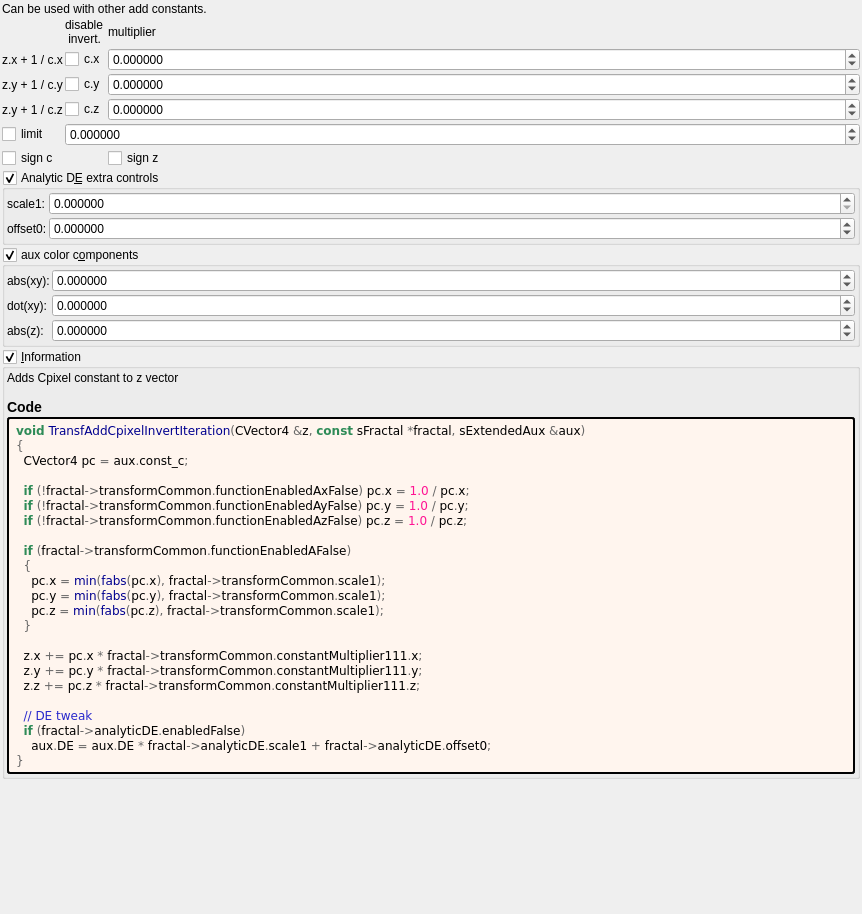
First picture: the form in mandelbulber2/formula/ui/transf_add_cpixel_invert.ui, repository buddhi1980/mandelbulber2, before the edit.
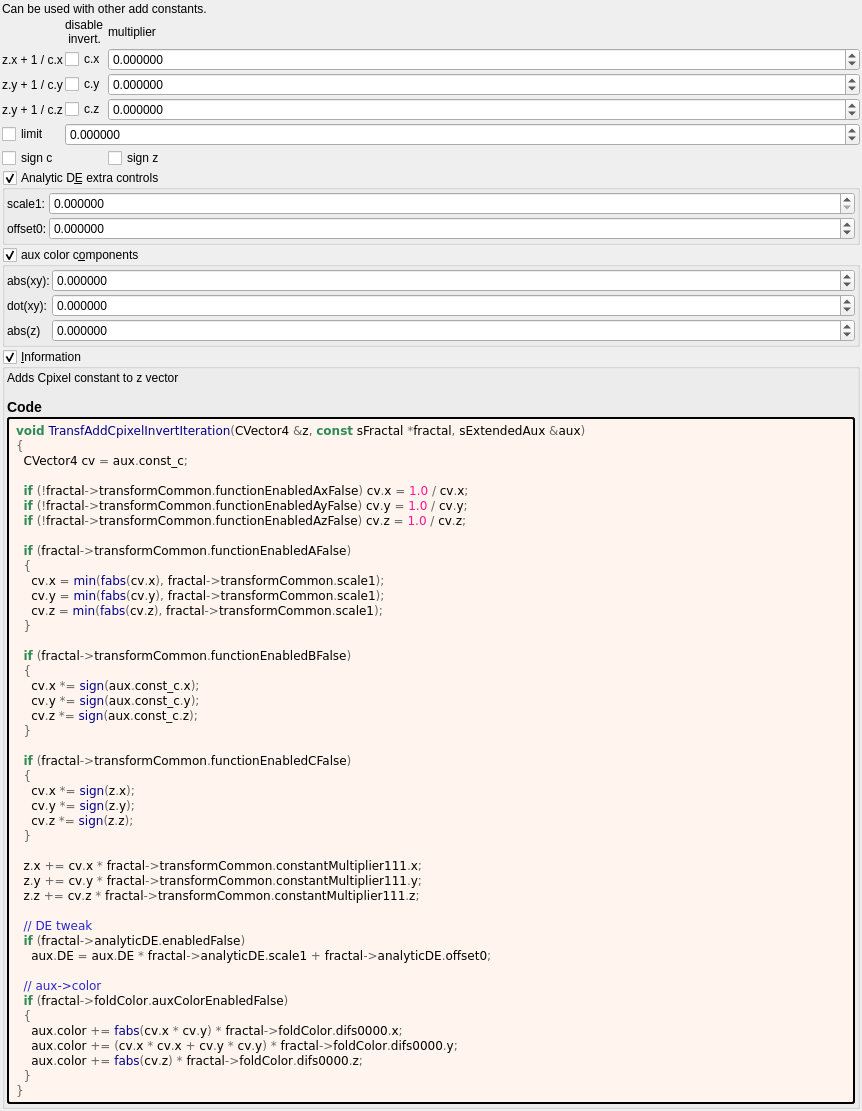
Second picture: the form after the edit. Custom widgets are drawn as their Qt base class.

```diff
--- a/mandelbulber2/formula/ui/transf_add_cpixel_invert.ui
+++ b/mandelbulber2/formula/ui/transf_add_cpixel_invert.ui
@@ -467,7 +467,7 @@
         <item row="3" column="0">
          <widget class="QLabel" name="label_56">
           <property name="text">
-           <string>abs(z):</string>
+           <string notr="true">abs(z)</string>
           </property>
          </widget>
         </item>
@@ -530,26 +530,48 @@
          <string notr="true">&lt;body style=&quot;background-color:#fff5ee&quot;&gt;
 &lt;pre style=&quot;color:#000000; background-color:#fff5ee;  font-family:'Courier New',monospace;&quot;&gt;&lt;span style=&quot;color:#2e8b57; font-weight:bold&quot;&gt;void&lt;/span&gt; &lt;span style=&quot;color:#00008f&quot;&gt;TransfAddCpixelInvertIteration&lt;/span&gt;&lt;span style=&quot;color:#676767&quot;&gt;(&lt;/span&gt;CVector4 &lt;span style=&quot;color:#676767&quot;&gt;&amp;amp;&lt;/span&gt;z&lt;span style=&quot;color:#676767&quot;&gt;,&lt;/span&gt; &lt;span style=&quot;color:#2e8b57; font-weight:bold&quot;&gt;const&lt;/span&gt; sFractal &lt;span style=&quot;color:#676767&quot;&gt;*&lt;/span&gt;fractal&lt;span style=&quot;color:#676767&quot;&gt;,&lt;/span&gt; sExtendedAux &lt;span style=&quot;color:#676767&quot;&gt;&amp;amp;&lt;/span&gt;aux&lt;span style=&quot;color:#676767&quot;&gt;)&lt;/span&gt;
 &lt;span style=&quot;color:#676767&quot;&gt;{&lt;/span&gt;
-  CVector4 pc &lt;span style=&quot;color:#676767&quot;&gt;=&lt;/span&gt; aux&lt;span style=&quot;color:#676767&quot;&gt;.&lt;/span&gt;const_c&lt;span style=&quot;color:#676767&quot;&gt;;&lt;/span&gt;
+  CVector4 cv &lt;span style=&quot;color:#676767&quot;&gt;=&lt;/span&gt; aux&lt;span style=&quot;color:#676767&quot;&gt;.&lt;/span&gt;const_c&lt;span style=&quot;color:#676767&quot;&gt;;&lt;/span&gt;
 
-  &lt;span style=&quot;color:#2e8b57; font-weight:bold&quot;&gt;if&lt;/span&gt; &lt;span style=&quot;color:#676767&quot;&gt;(!&lt;/span&gt;fractal&lt;span style=&quot;color:#676767&quot;&gt;-&amp;gt;&lt;/span&gt;transformCommon&lt;span style=&quot;color:#676767&quot;&gt;.&lt;/span&gt;functionEnabledAxFalse&lt;span style=&quot;color:#676767&quot;&gt;)&lt;/span&gt; pc&lt;span style=&quot;color:#676767&quot;&gt;.&lt;/span&gt;x &lt;span style=&quot;color:#676767&quot;&gt;=&lt;/span&gt; &lt;span style=&quot;color:#ff1493&quot;&gt;1.0&lt;/span&gt; &lt;span style=&quot;color:#676767&quot;&gt;/&lt;/span&gt; pc&lt;span style=&quot;color:#676767&quot;&gt;.&lt;/span&gt;x&lt;span style=&quot;color:#676767&quot;&gt;;&lt;/span&gt;
-  &lt;span style=&quot;color:#2e8b57; font-weight:bold&quot;&gt;if&lt;/span&gt; &lt;span style=&quot;color:#676767&quot;&gt;(!&lt;/span&gt;fractal&lt;span style=&quot;color:#676767&quot;&gt;-&amp;gt;&lt;/span&gt;transformCommon&lt;span style=&quot;color:#676767&quot;&gt;.&lt;/span&gt;functionEnabledAyFalse&lt;span style=&quot;color:#676767&quot;&gt;)&lt;/span&gt; pc&lt;span style=&quot;color:#676767&quot;&gt;.&lt;/span&gt;y &lt;span style=&quot;color:#676767&quot;&gt;=&lt;/span&gt; &lt;span style=&quot;color:#ff1493&quot;&gt;1.0&lt;/span&gt; &lt;span style=&quot;color:#676767&quot;&gt;/&lt;/span&gt; pc&lt;span style=&quot;color:#676767&quot;&gt;.&lt;/span&gt;y&lt;span style=&quot;color:#676767&quot;&gt;;&lt;/span&gt;
-  &lt;span style=&quot;color:#2e8b57; font-weight:bold&quot;&gt;if&lt;/span&gt; &lt;span style=&quot;color:#676767&quot;&gt;(!&lt;/span&gt;fractal&lt;span style=&quot;color:#676767&quot;&gt;-&amp;gt;&lt;/span&gt;transformCommon&lt;span style=&quot;color:#676767&quot;&gt;.&lt;/span&gt;functionEnabledAzFalse&lt;span style=&quot;color:#676767&quot;&gt;)&lt;/span&gt; pc&lt;span style=&quot;color:#676767&quot;&gt;.&lt;/span&gt;z &lt;span style=&quot;color:#676767&quot;&gt;=&lt;/span&gt; &lt;span style=&quot;color:#ff1493&quot;&gt;1.0&lt;/span&gt; &lt;span style=&quot;color:#676767&quot;&gt;/&lt;/span&gt; pc&lt;span style=&quot;color:#676767&quot;&gt;.&lt;/span&gt;z&lt;span style=&quot;color:#676767&quot;&gt;;&lt;/span&gt;
+  &lt;span style=&quot;color:#2e8b57; font-weight:bold&quot;&gt;if&lt;/span&gt; &lt;span style=&quot;color:#676767&quot;&gt;(!&lt;/span&gt;fractal&lt;span style=&quot;color:#676767&quot;&gt;-&amp;gt;&lt;/span&gt;transformCommon&lt;span style=&quot;color:#676767&quot;&gt;.&lt;/span&gt;functionEnabledAxFalse&lt;span style=&quot;color:#676767&quot;&gt;)&lt;/span&gt; cv&lt;span style=&quot;color:#676767&quot;&gt;.&lt;/span&gt;x &lt;span style=&quot;color:#676767&quot;&gt;=&lt;/span&gt; &lt;span style=&quot;color:#ff1493&quot;&gt;1.0&lt;/span&gt; &lt;span style=&quot;color:#676767&quot;&gt;/&lt;/span&gt; cv&lt;span style=&quot;color:#676767&quot;&gt;.&lt;/span&gt;x&lt;span style=&quot;color:#676767&quot;&gt;;&lt;/span&gt;
+  &lt;span style=&quot;color:#2e8b57; font-weight:bold&quot;&gt;if&lt;/span&gt; &lt;span style=&quot;color:#676767&quot;&gt;(!&lt;/span&gt;fractal&lt;span style=&quot;color:#676767&quot;&gt;-&amp;gt;&lt;/span&gt;transformCommon&lt;span style=&quot;color:#676767&quot;&gt;.&lt;/span&gt;functionEnabledAyFalse&lt;span style=&quot;color:#676767&quot;&gt;)&lt;/span&gt; cv&lt;span style=&quot;color:#676767&quot;&gt;.&lt;/span&gt;y &lt;span style=&quot;color:#676767&quot;&gt;=&lt;/span&gt; &lt;span style=&quot;color:#ff1493&quot;&gt;1.0&lt;/span&gt; &lt;span style=&quot;color:#676767&quot;&gt;/&lt;/span&gt; cv&lt;span style=&quot;color:#676767&quot;&gt;.&lt;/span&gt;y&lt;span style=&quot;color:#676767&quot;&gt;;&lt;/span&gt;
+  &lt;span style=&quot;color:#2e8b57; font-weight:bold&quot;&gt;if&lt;/span&gt; &lt;span style=&quot;color:#676767&quot;&gt;(!&lt;/span&gt;fractal&lt;span style=&quot;color:#676767&quot;&gt;-&amp;gt;&lt;/span&gt;transformCommon&lt;span style=&quot;color:#676767&quot;&gt;.&lt;/span&gt;functionEnabledAzFalse&lt;span style=&quot;color:#676767&quot;&gt;)&lt;/span&gt; cv&lt;span style=&quot;color:#676767&quot;&gt;.&lt;/span&gt;z &lt;span style=&quot;color:#676767&quot;&gt;=&lt;/span&gt; &lt;span style=&quot;color:#ff1493&quot;&gt;1.0&lt;/span&gt; &lt;span style=&quot;color:#676767&quot;&gt;/&lt;/span&gt; cv&lt;span style=&quot;color:#676767&quot;&gt;.&lt;/span&gt;z&lt;span style=&quot;color:#676767&quot;&gt;;&lt;/span&gt;
 
   &lt;span style=&quot;color:#2e8b57; font-weight:bold&quot;&gt;if&lt;/span&gt; &lt;span style=&quot;color:#676767&quot;&gt;(&lt;/span&gt;fractal&lt;span style=&quot;color:#676767&quot;&gt;-&amp;gt;&lt;/span&gt;transformCommon&lt;span style=&quot;color:#676767&quot;&gt;.&lt;/span&gt;functionEnabledAFalse&lt;span style=&quot;color:#676767&quot;&gt;)&lt;/span&gt;
   &lt;span style=&quot;color:#676767&quot;&gt;{&lt;/span&gt;
-    pc&lt;span style=&quot;color:#676767&quot;&gt;.&lt;/span&gt;x &lt;span style=&quot;color:#676767&quot;&gt;=&lt;/span&gt; &lt;span style=&quot;color:#00008f&quot;&gt;min&lt;/span&gt;&lt;span style=&quot;color:#676767&quot;&gt;(&lt;/span&gt;&lt;span style=&quot;color:#00008f&quot;&gt;fabs&lt;/span&gt;&lt;span style=&quot;color:#676767&quot;&gt;(&lt;/span&gt;pc&lt;span style=&quot;color:#676767&quot;&gt;.&lt;/span&gt;x&lt;span style=&quot;color:#676767&quot;&gt;),&lt;/span&gt; fractal&lt;span style=&quot;color:#676767&quot;&gt;-&amp;gt;&lt;/span&gt;transformCommon&lt;span style=&quot;color:#676767&quot;&gt;.&lt;/span&gt;scale1&lt;span style=&quot;color:#676767&quot;&gt;);&lt;/span&gt;
-    pc&lt;span style=&quot;color:#676767&quot;&gt;.&lt;/span&gt;y &lt;span style=&quot;color:#676767&quot;&gt;=&lt;/span&gt; &lt;span style=&quot;color:#00008f&quot;&gt;min&lt;/span&gt;&lt;span style=&quot;color:#676767&quot;&gt;(&lt;/span&gt;&lt;span style=&quot;color:#00008f&quot;&gt;fabs&lt;/span&gt;&lt;span style=&quot;color:#676767&quot;&gt;(&lt;/span&gt;pc&lt;span style=&quot;color:#676767&quot;&gt;.&lt;/span&gt;y&lt;span style=&quot;color:#676767&quot;&gt;),&lt;/span&gt; fractal&lt;span style=&quot;color:#676767&quot;&gt;-&amp;gt;&lt;/span&gt;transformCommon&lt;span style=&quot;color:#676767&quot;&gt;.&lt;/span&gt;scale1&lt;span style=&quot;color:#676767&quot;&gt;);&lt;/span&gt;
-    pc&lt;span style=&quot;color:#676767&quot;&gt;.&lt;/span&gt;z &lt;span style=&quot;color:#676767&quot;&gt;=&lt;/span&gt; &lt;span style=&quot;color:#00008f&quot;&gt;min&lt;/span&gt;&lt;span style=&quot;color:#676767&quot;&gt;(&lt;/span&gt;&lt;span style=&quot;color:#00008f&quot;&gt;fabs&lt;/span&gt;&lt;span style=&quot;color:#676767&quot;&gt;(&lt;/span&gt;pc&lt;span style=&quot;color:#676767&quot;&gt;.&lt;/span&gt;z&lt;span style=&quot;color:#676767&quot;&gt;),&lt;/span&gt; fractal&lt;span style=&quot;color:#676767&quot;&gt;-&amp;gt;&lt;/span&gt;transformCommon&lt;span style=&quot;color:#676767&quot;&gt;.&lt;/span&gt;scale1&lt;span style=&quot;color:#676767&quot;&gt;);&lt;/span&gt;
+    cv&lt;span style=&quot;color:#676767&quot;&gt;.&lt;/span&gt;x &lt;span style=&quot;color:#676767&quot;&gt;=&lt;/span&gt; &lt;span style=&quot;color:#00008f&quot;&gt;min&lt;/span&gt;&lt;span style=&quot;color:#676767&quot;&gt;(&lt;/span&gt;&lt;span style=&quot;color:#00008f&quot;&gt;fabs&lt;/span&gt;&lt;span style=&quot;color:#676767&quot;&gt;(&lt;/span&gt;cv&lt;span style=&quot;color:#676767&quot;&gt;.&lt;/span&gt;x&lt;span style=&quot;color:#676767&quot;&gt;),&lt;/span&gt; fractal&lt;span style=&quot;color:#676767&quot;&gt;-&amp;gt;&lt;/span&gt;transformCommon&lt;span style=&quot;color:#676767&quot;&gt;.&lt;/span&gt;scale1&lt;span style=&quot;color:#676767&quot;&gt;);&lt;/span&gt;
+    cv&lt;span style=&quot;color:#676767&quot;&gt;.&lt;/span&gt;y &lt;span style=&quot;color:#676767&quot;&gt;=&lt;/span&gt; &lt;span style=&quot;color:#00008f&quot;&gt;min&lt;/span&gt;&lt;span style=&quot;color:#676767&quot;&gt;(&lt;/span&gt;&lt;span style=&quot;color:#00008f&quot;&gt;fabs&lt;/span&gt;&lt;span style=&quot;color:#676767&quot;&gt;(&lt;/span&gt;cv&lt;span style=&quot;color:#676767&quot;&gt;.&lt;/span&gt;y&lt;span style=&quot;color:#676767&quot;&gt;),&lt;/span&gt; fractal&lt;span style=&quot;color:#676767&quot;&gt;-&amp;gt;&lt;/span&gt;transformCommon&lt;span style=&quot;color:#676767&quot;&gt;.&lt;/span&gt;scale1&lt;span style=&quot;color:#676767&quot;&gt;);&lt;/span&gt;
+    cv&lt;span style=&quot;color:#676767&quot;&gt;.&lt;/span&gt;z &lt;span style=&quot;color:#676767&quot;&gt;=&lt;/span&gt; &lt;span style=&quot;color:#00008f&quot;&gt;min&lt;/span&gt;&lt;span style=&quot;color:#676767&quot;&gt;(&lt;/span&gt;&lt;span style=&quot;color:#00008f&quot;&gt;fabs&lt;/span&gt;&lt;span style=&quot;color:#676767&quot;&gt;(&lt;/span&gt;cv&lt;span style=&quot;color:#676767&quot;&gt;.&lt;/span&gt;z&lt;span style=&quot;color:#676767&quot;&gt;),&lt;/span&gt; fractal&lt;span style=&quot;color:#676767&quot;&gt;-&amp;gt;&lt;/span&gt;transformCommon&lt;span style=&quot;color:#676767&quot;&gt;.&lt;/span&gt;scale1&lt;span style=&quot;color:#676767&quot;&gt;);&lt;/span&gt;
   &lt;span style=&quot;color:#676767&quot;&gt;}&lt;/span&gt;
 
-  z&lt;span style=&quot;color:#676767&quot;&gt;.&lt;/span&gt;x &lt;span style=&quot;color:#676767&quot;&gt;+=&lt;/span&gt; pc&lt;span style=&quot;color:#676767&quot;&gt;.&lt;/span&gt;x &lt;span style=&quot;color:#676767&quot;&gt;*&lt;/span&gt; fractal&lt;span style=&quot;color:#676767&quot;&gt;-&amp;gt;&lt;/span&gt;transformCommon&lt;span style=&quot;color:#676767&quot;&gt;.&lt;/span&gt;constantMultiplier111&lt;span style=&quot;color:#676767&quot;&gt;.&lt;/span&gt;x&lt;span style=&quot;color:#676767&quot;&gt;;&lt;/span&gt;
-  z&lt;span style=&quot;color:#676767&quot;&gt;.&lt;/span&gt;y &lt;span style=&quot;color:#676767&quot;&gt;+=&lt;/span&gt; pc&lt;span style=&quot;color:#676767&quot;&gt;.&lt;/span&gt;y &lt;span style=&quot;color:#676767&quot;&gt;*&lt;/span&gt; fractal&lt;span style=&quot;color:#676767&quot;&gt;-&amp;gt;&lt;/span&gt;transformCommon&lt;span style=&quot;color:#676767&quot;&gt;.&lt;/span&gt;constantMultiplier111&lt;span style=&quot;color:#676767&quot;&gt;.&lt;/span&gt;y&lt;span style=&quot;color:#676767&quot;&gt;;&lt;/span&gt;
-  z&lt;span style=&quot;color:#676767&quot;&gt;.&lt;/span&gt;z &lt;span style=&quot;color:#676767&quot;&gt;+=&lt;/span&gt; pc&lt;span style=&quot;color:#676767&quot;&gt;.&lt;/span&gt;z &lt;span style=&quot;color:#676767&quot;&gt;*&lt;/span&gt; fractal&lt;span style=&quot;color:#676767&quot;&gt;-&amp;gt;&lt;/span&gt;transformCommon&lt;span style=&quot;color:#676767&quot;&gt;.&lt;/span&gt;constantMultiplier111&lt;span style=&quot;color:#676767&quot;&gt;.&lt;/span&gt;z&lt;span style=&quot;color:#676767&quot;&gt;;&lt;/span&gt;
+  &lt;span style=&quot;color:#2e8b57; font-weight:bold&quot;&gt;if&lt;/span&gt; &lt;span style=&quot;color:#676767&quot;&gt;(&lt;/span&gt;fractal&lt;span style=&quot;color:#676767&quot;&gt;-&amp;gt;&lt;/span&gt;transformCommon&lt;span style=&quot;color:#676767&quot;&gt;.&lt;/span&gt;functionEnabledBFalse&lt;span style=&quot;color:#676767&quot;&gt;)&lt;/span&gt;
+  &lt;span style=&quot;color:#676767&quot;&gt;{&lt;/span&gt;
+    cv&lt;span style=&quot;color:#676767&quot;&gt;.&lt;/span&gt;x &lt;span style=&quot;color:#676767&quot;&gt;*=&lt;/span&gt; &lt;span style=&quot;color:#00008f&quot;&gt;sign&lt;/span&gt;&lt;span style=&quot;color:#676767&quot;&gt;(&lt;/span&gt;aux&lt;span style=&quot;color:#676767&quot;&gt;.&lt;/span&gt;const_c&lt;span style=&quot;color:#676767&quot;&gt;.&lt;/span&gt;x&lt;span style=&quot;color:#676767&quot;&gt;);&lt;/span&gt;
+    cv&lt;span style=&quot;color:#676767&quot;&gt;.&lt;/span&gt;y &lt;span style=&quot;color:#676767&quot;&gt;*=&lt;/span&gt; &lt;span style=&quot;color:#00008f&quot;&gt;sign&lt;/span&gt;&lt;span style=&quot;color:#676767&quot;&gt;(&lt;/span&gt;aux&lt;span style=&quot;color:#676767&quot;&gt;.&lt;/span&gt;const_c&lt;span style=&quot;color:#676767&quot;&gt;.&lt;/span&gt;y&lt;span style=&quot;color:#676767&quot;&gt;);&lt;/span&gt;
+    cv&lt;span style=&quot;color:#676767&quot;&gt;.&lt;/span&gt;z &lt;span style=&quot;color:#676767&quot;&gt;*=&lt;/span&gt; &lt;span style=&quot;color:#00008f&quot;&gt;sign&lt;/span&gt;&lt;span style=&quot;color:#676767&quot;&gt;(&lt;/span&gt;aux&lt;span style=&quot;color:#676767&quot;&gt;.&lt;/span&gt;const_c&lt;span style=&quot;color:#676767&quot;&gt;.&lt;/span&gt;z&lt;span style=&quot;color:#676767&quot;&gt;);&lt;/span&gt;
+  &lt;span style=&quot;color:#676767&quot;&gt;}&lt;/span&gt;
+
+  &lt;span style=&quot;color:#2e8b57; font-weight:bold&quot;&gt;if&lt;/span&gt; &lt;span style=&quot;color:#676767&quot;&gt;(&lt;/span&gt;fractal&lt;span style=&quot;color:#676767&quot;&gt;-&amp;gt;&lt;/span&gt;transformCommon&lt;span style=&quot;color:#676767&quot;&gt;.&lt;/span&gt;functionEnabledCFalse&lt;span style=&quot;color:#676767&quot;&gt;)&lt;/span&gt;
+  &lt;span style=&quot;color:#676767&quot;&gt;{&lt;/span&gt;
+    cv&lt;span style=&quot;color:#676767&quot;&gt;.&lt;/span&gt;x &lt;span style=&quot;color:#676767&quot;&gt;*=&lt;/span&gt; &lt;span style=&quot;color:#00008f&quot;&gt;sign&lt;/span&gt;&lt;span style=&quot;color:#676767&quot;&gt;(&lt;/span&gt;z&lt;span style=&quot;color:#676767&quot;&gt;.&lt;/span&gt;x&lt;span style=&quot;color:#676767&quot;&gt;);&lt;/span&gt;
+    cv&lt;span style=&quot;color:#676767&quot;&gt;.&lt;/span&gt;y &lt;span style=&quot;color:#676767&quot;&gt;*=&lt;/span&gt; &lt;span style=&quot;color:#00008f&quot;&gt;sign&lt;/span&gt;&lt;span style=&quot;color:#676767&quot;&gt;(&lt;/span&gt;z&lt;span style=&quot;color:#676767&quot;&gt;.&lt;/span&gt;y&lt;span style=&quot;color:#676767&quot;&gt;);&lt;/span&gt;
+    cv&lt;span style=&quot;color:#676767&quot;&gt;.&lt;/span&gt;z &lt;span style=&quot;color:#676767&quot;&gt;*=&lt;/span&gt; &lt;span style=&quot;color:#00008f&quot;&gt;sign&lt;/span&gt;&lt;span style=&quot;color:#676767&quot;&gt;(&lt;/span&gt;z&lt;span style=&quot;color:#676767&quot;&gt;.&lt;/span&gt;z&lt;span style=&quot;color:#676767&quot;&gt;);&lt;/span&gt;
+  &lt;span style=&quot;color:#676767&quot;&gt;}&lt;/span&gt;
+
+  z&lt;span style=&quot;color:#676767&quot;&gt;.&lt;/span&gt;x &lt;span style=&quot;color:#676767&quot;&gt;+=&lt;/span&gt; cv&lt;span style=&quot;color:#676767&quot;&gt;.&lt;/span&gt;x &lt;span style=&quot;color:#676767&quot;&gt;*&lt;/span&gt; fractal&lt;span style=&quot;color:#676767&quot;&gt;-&amp;gt;&lt;/span&gt;transformCommon&lt;span style=&quot;color:#676767&quot;&gt;.&lt;/span&gt;constantMultiplier111&lt;span style=&quot;color:#676767&quot;&gt;.&lt;/span&gt;x&lt;span style=&quot;color:#676767&quot;&gt;;&lt;/span&gt;
+  z&lt;span style=&quot;color:#676767&quot;&gt;.&lt;/span&gt;y &lt;span style=&quot;color:#676767&quot;&gt;+=&lt;/span&gt; cv&lt;span style=&quot;color:#676767&quot;&gt;.&lt;/span&gt;y &lt;span style=&quot;color:#676767&quot;&gt;*&lt;/span&gt; fractal&lt;span style=&quot;color:#676767&quot;&gt;-&amp;gt;&lt;/span&gt;transformCommon&lt;span style=&quot;color:#676767&quot;&gt;.&lt;/span&gt;constantMultiplier111&lt;span style=&quot;color:#676767&quot;&gt;.&lt;/span&gt;y&lt;span style=&quot;color:#676767&quot;&gt;;&lt;/span&gt;
+  z&lt;span style=&quot;color:#676767&quot;&gt;.&lt;/span&gt;z &lt;span style=&quot;color:#676767&quot;&gt;+=&lt;/span&gt; cv&lt;span style=&quot;color:#676767&quot;&gt;.&lt;/span&gt;z &lt;span style=&quot;color:#676767&quot;&gt;*&lt;/span&gt; fractal&lt;span style=&quot;color:#676767&quot;&gt;-&amp;gt;&lt;/span&gt;transformCommon&lt;span style=&quot;color:#676767&quot;&gt;.&lt;/span&gt;constantMultiplier111&lt;span style=&quot;color:#676767&quot;&gt;.&lt;/span&gt;z&lt;span style=&quot;color:#676767&quot;&gt;;&lt;/span&gt;
 
   &lt;span style=&quot;color:#2929cc&quot;&gt;// DE tweak&lt;/span&gt;
   &lt;span style=&quot;color:#2e8b57; font-weight:bold&quot;&gt;if&lt;/span&gt; &lt;span style=&quot;color:#676767&quot;&gt;(&lt;/span&gt;fractal&lt;span style=&quot;color:#676767&quot;&gt;-&amp;gt;&lt;/span&gt;analyticDE&lt;span style=&quot;color:#676767&quot;&gt;.&lt;/span&gt;enabledFalse&lt;span style=&quot;color:#676767&quot;&gt;)&lt;/span&gt;
     aux&lt;span style=&quot;color:#676767&quot;&gt;.&lt;/span&gt;DE &lt;span style=&quot;color:#676767&quot;&gt;=&lt;/span&gt; aux&lt;span style=&quot;color:#676767&quot;&gt;.&lt;/span&gt;DE &lt;span style=&quot;color:#676767&quot;&gt;*&lt;/span&gt; fractal&lt;span style=&quot;color:#676767&quot;&gt;-&amp;gt;&lt;/span&gt;analyticDE&lt;span style=&quot;color:#676767&quot;&gt;.&lt;/span&gt;scale1 &lt;span style=&quot;color:#676767&quot;&gt;+&lt;/span&gt; fractal&lt;span style=&quot;color:#676767&quot;&gt;-&amp;gt;&lt;/span&gt;analyticDE&lt;span style=&quot;color:#676767&quot;&gt;.&lt;/span&gt;offset0&lt;span style=&quot;color:#676767&quot;&gt;;&lt;/span&gt;
+
+  &lt;span style=&quot;color:#2929cc&quot;&gt;// aux-&amp;gt;color&lt;/span&gt;
+  &lt;span style=&quot;color:#2e8b57; font-weight:bold&quot;&gt;if&lt;/span&gt; &lt;span style=&quot;color:#676767&quot;&gt;(&lt;/span&gt;fractal&lt;span style=&quot;color:#676767&quot;&gt;-&amp;gt;&lt;/span&gt;foldColor&lt;span style=&quot;color:#676767&quot;&gt;.&lt;/span&gt;auxColorEnabledFalse&lt;span style=&quot;color:#676767&quot;&gt;)&lt;/span&gt;
+  &lt;span style=&quot;color:#676767&quot;&gt;{&lt;/span&gt;
+    aux&lt;span style=&quot;color:#676767&quot;&gt;.&lt;/span&gt;color &lt;span style=&quot;color:#676767&quot;&gt;+=&lt;/span&gt; &lt;span style=&quot;color:#00008f&quot;&gt;fabs&lt;/span&gt;&lt;span style=&quot;color:#676767&quot;&gt;(&lt;/span&gt;cv&lt;span style=&quot;color:#676767&quot;&gt;.&lt;/span&gt;x &lt;span style=&quot;color:#676767&quot;&gt;*&lt;/span&gt; cv&lt;span style=&quot;color:#676767&quot;&gt;.&lt;/span&gt;y&lt;span style=&quot;color:#676767&quot;&gt;) *&lt;/span&gt; fractal&lt;span style=&quot;color:#676767&quot;&gt;-&amp;gt;&lt;/span&gt;foldColor&lt;span style=&quot;color:#676767&quot;&gt;.&lt;/span&gt;difs0000&lt;span style=&quot;color:#676767&quot;&gt;.&lt;/span&gt;x&lt;span style=&quot;color:#676767&quot;&gt;;&lt;/span&gt;
+    aux&lt;span style=&quot;color:#676767&quot;&gt;.&lt;/span&gt;color &lt;span style=&quot;color:#676767&quot;&gt;+= (&lt;/span&gt;cv&lt;span style=&quot;color:#676767&quot;&gt;.&lt;/span&gt;x &lt;span style=&quot;color:#676767&quot;&gt;*&lt;/span&gt; cv&lt;span style=&quot;color:#676767&quot;&gt;.&lt;/span&gt;x &lt;span style=&quot;color:#676767&quot;&gt;+&lt;/span&gt; cv&lt;span style=&quot;color:#676767&quot;&gt;.&lt;/span&gt;y &lt;span style=&quot;color:#676767&quot;&gt;*&lt;/span&gt; cv&lt;span style=&quot;color:#676767&quot;&gt;.&lt;/span&gt;y&lt;span style=&quot;color:#676767&quot;&gt;) *&lt;/span&gt; fractal&lt;span style=&quot;color:#676767&quot;&gt;-&amp;gt;&lt;/span&gt;foldColor&lt;span style=&quot;color:#676767&quot;&gt;.&lt;/span&gt;difs0000&lt;span style=&quot;color:#676767&quot;&gt;.&lt;/span&gt;y&lt;span style=&quot;color:#676767&quot;&gt;;&lt;/span&gt;
+    aux&lt;span style=&quot;color:#676767&quot;&gt;.&lt;/span&gt;color &lt;span style=&quot;color:#676767&quot;&gt;+=&lt;/span&gt; &lt;span style=&quot;color:#00008f&quot;&gt;fabs&lt;/span&gt;&lt;span style=&quot;color:#676767&quot;&gt;(&lt;/span&gt;cv&lt;span style=&quot;color:#676767&quot;&gt;.&lt;/span&gt;z&lt;span style=&quot;color:#676767&quot;&gt;) *&lt;/span&gt; fractal&lt;span style=&quot;color:#676767&quot;&gt;-&amp;gt;&lt;/span&gt;foldColor&lt;span style=&quot;color:#676767&quot;&gt;.&lt;/span&gt;difs0000&lt;span style=&quot;color:#676767&quot;&gt;.&lt;/span&gt;z&lt;span style=&quot;color:#676767&quot;&gt;;&lt;/span&gt;
+  &lt;span style=&quot;color:#676767&quot;&gt;}&lt;/span&gt;
 &lt;span style=&quot;color:#676767&quot;&gt;}&lt;/span&gt;
 &lt;/pre&gt;
 &lt;/body&gt;</string>
```
Left out of the diff: 2 changed lines with no effect on the pictures.
